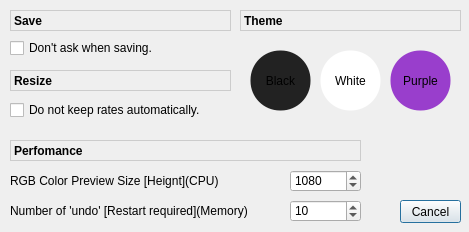
Old version of the form src/option.ui in the repository baealex/imagekyll.
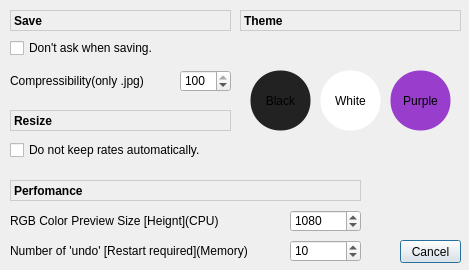
New version of the form.

What changed in the file:
```diff
--- a/src/option.ui
+++ b/src/option.ui
@@ -7,7 +7,7 @@
     <x>0</x>
     <y>0</y>
     <width>469</width>
-    <height>232</height>
+    <height>270</height>
    </rect>
   </property>
   <property name="windowTitle">
@@ -17,7 +17,7 @@
    <property name="geometry">
     <rect>
      <x>400</x>
-     <y>200</y>
+     <y>240</y>
      <width>61</width>
      <height>23</height>
     </rect>
@@ -30,7 +30,7 @@
    <property name="geometry">
     <rect>
      <x>10</x>
-     <y>140</y>
+     <y>180</y>
      <width>351</width>
      <height>21</height>
     </rect>
@@ -47,7 +47,7 @@
    <property name="geometry">
     <rect>
      <x>290</x>
-     <y>170</y>
+     <y>210</y>
      <width>71</width>
      <height>22</height>
     </rect>
@@ -79,7 +79,7 @@
    <property name="geometry">
     <rect>
      <x>10</x>
-     <y>100</y>
+     <y>140</y>
      <width>221</width>
      <height>20</height>
     </rect>
@@ -92,7 +92,7 @@
    <property name="geometry">
     <rect>
      <x>10</x>
-     <y>170</y>
+     <y>210</y>
      <width>271</width>
      <height>21</height>
     </rect>
@@ -122,7 +122,7 @@
    <property name="geometry">
     <rect>
      <x>10</x>
-     <y>70</y>
+     <y>110</y>
      <width>221</width>
      <height>21</height>
     </rect>
@@ -156,7 +156,7 @@
    <property name="geometry">
     <rect>
      <x>250</x>
-     <y>50</y>
+     <y>70</y>
      <width>61</width>
      <height>61</height>
     </rect>
@@ -175,7 +175,7 @@
    <property name="geometry">
     <rect>
      <x>320</x>
-     <y>50</y>
+     <y>70</y>
      <width>61</width>
      <height>61</height>
     </rect>
@@ -194,7 +194,7 @@
    <property name="geometry">
     <rect>
      <x>390</x>
-     <y>50</y>
+     <y>70</y>
      <width>61</width>
      <height>61</height>
     </rect>
@@ -213,7 +213,7 @@
    <property name="geometry">
     <rect>
      <x>10</x>
-     <y>200</y>
+     <y>240</y>
      <width>271</width>
      <height>21</height>
     </rect>
@@ -226,7 +226,7 @@
    <property name="geometry">
     <rect>
      <x>290</x>
-     <y>200</y>
+     <y>240</y>
      <width>71</width>
      <height>22</height>
     </rect>
@@ -241,6 +241,38 @@
     <number>10</number>
    </property>
   </widget>
+  <widget class="QSpinBox" name="SaveCompress">
+   <property name="geometry">
+    <rect>
+     <x>180</x>
+     <y>70</y>
+     <width>51</width>
+     <height>22</height>
+    </rect>
+   </property>
+   <property name="minimum">
+    <number>1</number>
+   </property>
+   <property name="maximum">
+    <number>100</number>
+   </property>
+   <property name="value">
+    <number>100</number>
+   </property>
+  </widget>
+  <widget class="QLabel" name="ColorPreviewSizeLabel_2">
+   <property name="geometry">
+    <rect>
+     <x>10</x>
+     <y>70</y>
+     <width>161</width>
+     <height>21</height>
+    </rect>
+   </property>
+   <property name="text">
+    <string>Compressibility(only .jpg)</string>
+   </property>
+  </widget>
  </widget>
  <tabstops>
   <tabstop>SaveAsk</tabstop>
```
